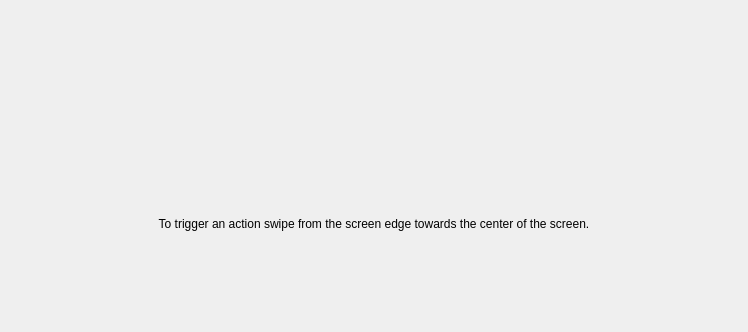
Old version of the form kcmkwin/kwinscreenedges/touch.ui in the repository lfdevs/kwin.
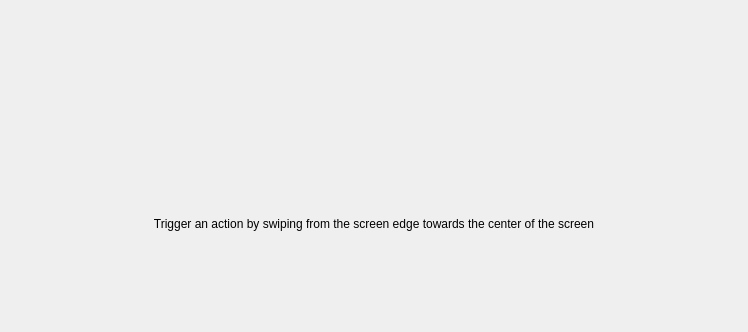
New version of the form. Custom widgets are drawn as their Qt base class.

The edit to the form file:
```diff
--- a/kcmkwin/kwinscreenedges/touch.ui
+++ b/kcmkwin/kwinscreenedges/touch.ui
@@ -33,7 +33,7 @@
    <item>
     <widget class="QLabel" name="label_7">
      <property name="text">
-      <string>To trigger an action swipe from the screen edge towards the center of the screen.</string>
+      <string>Trigger an action by swiping from the screen edge towards the center of the screen</string>
      </property>
      <property name="alignment">
       <set>Qt::AlignCenter</set>
```
